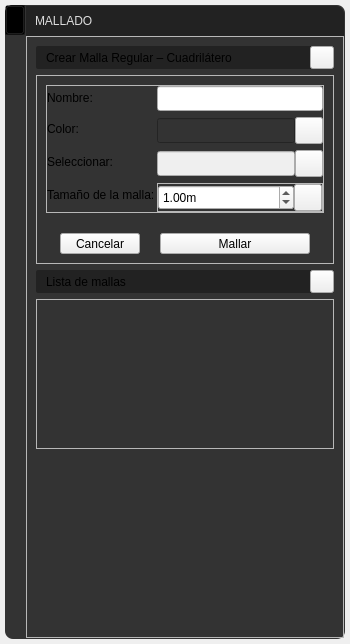
Above: UI/widget_draw_menu_mesh.ui from edwinar13/MPM-UN before the change. Below: the same form after it.
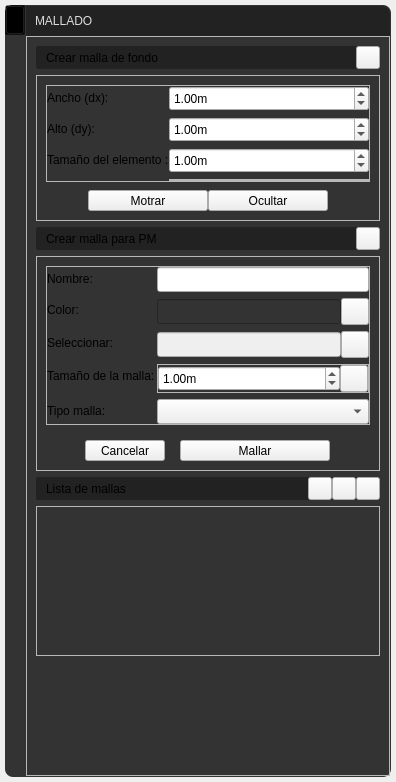
That is the form after the change. Icons and pictures are not drawn.

Commit message: v0.9.0 se agrega la funcionalidad de malla cuadrilátera, para puntos materiales y para la malla de fondo, se agrega funcionalidades para ocultar o mostrar los ítems, mallas y PM, también sus etiquetas, se agrega funcionalidad para cambiar el tamaño de los PM

The edit to the form file:
```diff
--- a/UI/widget_draw_menu_mesh.ui
+++ b/UI/widget_draw_menu_mesh.ui
@@ -7,7 +7,7 @@
     <x>0</x>
     <y>0</y>
     <width>350</width>
-    <height>644</height>
+    <height>782</height>
    </rect>
   </property>
   <property name="sizePolicy">
@@ -107,6 +107,7 @@
 font: 700 9pt &quot;Ubuntu&quot;;
 color: #DDDDDD;
 }
+QFrame#frame_meshSubTitle0,
 QFrame#frame_meshSubTitle1,
 QFrame#frame_meshSubTitle2,
 QFrame#frame_meshSubTitle3{
@@ -402,6 +403,61 @@
 
 
 
+/* 
+Azules #36C9C6 #00BDB9 #77ACA2
+rojos #910D3F #C70039 #F94646
+naranjas #D34E24 #F28123 #F7F052
+*/
+/*******************************************/
+QToolButton[QToolButtonStyle=&quot;5&quot;],
+QToolButton[QToolButtonStyle=&quot;6&quot;],
+QToolButton[QToolButtonStyle=&quot;7&quot;],
+QToolButton[QToolButtonStyle=&quot;8&quot;] {
+    font: 500 10pt &quot;Ubuntu&quot;;    
+    padding: 4px 20px;
+	border: 2px solid #C8CC8E;
+    
+}
+
+QToolButton[QToolButtonStyle=&quot;5&quot;] {
+    background-color: transparent;    
+	border-top-left-radius: 10px;
+	border-top-right-radius: 0px;
+	border-bottom-right-radius: 0px;
+	border-bottom-left-radius: 10px;
+	color: #DDDDDD;
+}
+
+QToolButton[QToolButtonStyle=&quot;6&quot;] {
+    background-color: #C8CC8E;
+	border-top-left-radius: 10px;
+	border-top-right-radius: 0px;
+	border-bottom-right-radius: 0px;
+	border-bottom-left-radius: 10px;
+	color: #222222;
+}
+
+QToolButton[QToolButtonStyle=&quot;7&quot;] {
+    background-color: transparent;
+	border-top-left-radius: 0px;
+	border-top-right-radius: 10px;
+	border-bottom-right-radius: 10px;
+	border-bottom-left-radius: 0px;
+	color: #DDDDDD;
+}
+
+QToolButton[QToolButtonStyle=&quot;8&quot;] {
+    background-color: #C8CC8E;
+	border-top-left-radius: 0px;
+	border-top-right-radius: 10px;
+	border-bottom-right-radius: 10px;
+	border-bottom-left-radius: 0px;
+	color: #222222;
+}
+
+
+
+
 /*◘◘◘◘◘◘◘◘◘◘◘◘◘◘◘◘◘◘           QLineEdit           ◘◘◘◘◘◘◘◘◘◘◘◘◘◘◘◘◘◘◘◘◘◘◘*/
 
 
@@ -484,6 +540,28 @@
 color: #DDDDDD;
 }
 
+
+
+
+/*◘◘◘◘◘◘◘◘◘◘◘◘◘◘◘◘◘◘           QComboBox            ◘◘◘◘◘◘◘◘◘◘◘◘◘◘◘◘◘◘◘◘◘◘◘*/
+QComboBox[QComboBoxStyle=&quot;1&quot;] {
+    border: none;
+    background-color: #444444;
+	color: #DDDDDD;
+    border-radius: 2px;
+    padding: 5px;
+	font:  9pt &quot;Ubuntu&quot;;
+    selection-background-color: #808080;
+}
+QComboBox[QComboBoxStyle=&quot;1&quot;] QAbstractItemView {
+    border: none;
+    background-color: #404040;
+    color: white;
+    selection-background-color: #808080;
+    font: 700 9pt &quot;Ubuntu&quot;;
+}
+
+
 </string>
   </property>
   <layout class="QHBoxLayout" name="horizontalLayout_6">
@@ -765,6 +843,371 @@
             <enum>QFrame::Raised</enum>
            </property>
            <layout class="QVBoxLayout" name="verticalLayout_5">
+            <item>
+             <widget class="QFrame" name="frame_meshSubTitle0">
+              <property name="frameShape">
+               <enum>QFrame::StyledPanel</enum>
+              </property>
+              <property name="frameShadow">
+               <enum>QFrame::Raised</enum>
+              </property>
+              <layout class="QHBoxLayout" name="horizontalLayout_16">
+               <property name="spacing">
+                <number>0</number>
+               </property>
+               <property name="leftMargin">
+                <number>10</number>
+               </property>
+               <property name="topMargin">
+                <number>0</number>
+               </property>
+               <property name="rightMargin">
+                <number>0</number>
+               </property>
+               <property name="bottomMargin">
+                <number>0</number>
+               </property>
+               <item>
+                <widget class="QLabel" name="label_cardMeshSubTitle0">
+                 <property name="minimumSize">
+                  <size>
+                   <width>262</width>
+                   <height>0</height>
+                  </size>
+                 </property>
+                 <property name="text">
+                  <string>Crear malla de fondo</string>
+                 </property>
+                 <property name="QLabelStyle" stdset="0">
+                  <number>2</number>
+                 </property>
+                </widget>
+               </item>
+               <item>
+                <widget class="QToolButton" name="toolButton_cardMeshSubTitle0">
+                 <property name="text">
+                  <string/>
+                 </property>
+                 <property name="icon">
+                  <iconset>
+                   <normaloff>../recursos/iconos/iconos_menu_draw_data/minimize.svg</normaloff>../recursos/iconos/iconos_menu_draw_data/minimize.svg</iconset>
+                 </property>
+                 <property name="arrowType">
+                  <enum>Qt::NoArrow</enum>
+                 </property>
+                 <property name="QToolButtonSubTitleStyle" stdset="0">
+                  <number>1</number>
+                 </property>
+                </widget>
+               </item>
+              </layout>
+             </widget>
+            </item>
+            <item>
+             <widget class="QFrame" name="frame_mesh2_2">
+              <property name="sizePolicy">
+               <sizepolicy hsizetype="Preferred" vsizetype="Preferred">
+                <horstretch>0</horstretch>
+                <verstretch>0</verstretch>
+               </sizepolicy>
+              </property>
+              <property name="frameShape">
+               <enum>QFrame::StyledPanel</enum>
+              </property>
+              <property name="frameShadow">
+               <enum>QFrame::Raised</enum>
+              </property>
+              <layout class="QVBoxLayout" name="verticalLayout_7">
+               <property name="spacing">
+                <number>8</number>
+               </property>
+               <item>
+                <widget class="QFrame" name="frame_4">
+                 <property name="styleSheet">
+                  <string notr="true"/>
+                 </property>
+                 <property name="frameShape">
+                  <enum>QFrame::StyledPanel</enum>
+                 </property>
+                 <property name="frameShadow">
+                  <enum>QFrame::Raised</enum>
+                 </property>
+                 <layout class="QFormLayout" name="formLayout_4">
+                  <property name="horizontalSpacing">
+                   <number>0</number>
+                  </property>
+                  <property name="verticalSpacing">
+                   <number>6</number>
+                  </property>
+                  <property name="leftMargin">
+                   <number>0</number>
+                  </property>
+                  <property name="topMargin">
+                   <number>0</number>
+                  </property>
+                  <property name="rightMargin">
+                   <number>0</number>
+                  </property>
+                  <property name="bottomMargin">
+                   <number>0</number>
+                  </property>
+                  <item row="0" column="0">
+                   <widget class="QLabel" name="label_textMesh1_2">
+                    <property name="minimumSize">
+                     <size>
+                      <width>110</width>
+                      <height>0</height>
+                     </size>
+                    </property>
+                    <property name="text">
+                     <string>Ancho (dx):</string>
+                    </property>
+                    <property name="QLabelStyle" stdset="0">
+                     <number>3</number>
+                    </property>
+                   </widget>
+                  </item>
+                  <item row="0" column="1">
+                   <widget class="QDoubleSpinBox" name="doubleSpinBoxl_textMeshDx">
+                    <property name="enabled">
+                     <bool>true</bool>
+                    </property>
+                    <property name="minimumSize">
+                     <size>
+                      <width>120</width>
+                      <height>25</height>
+                     </size>
+                    </property>
+                    <property name="suffix">
+                     <string>m</string>
+                    </property>
+                    <property name="decimals">
+                     <number>2</number>
+                    </property>
+                    <property name="minimum">
+                     <double>0.010000000000000</double>
+                    </property>
+                    <property name="singleStep">
+                     <double>0.010000000000000</double>
+                    </property>
+                    <property name="value">
+                     <double>1.000000000000000</double>
+                    </property>
+                    <property name="QDoubleSpinBoxStyle" stdset="0">
+                     <number>1</number>
+                    </property>
+                   </widget>
+                  </item>
+                  <item row="1" column="0">
+                   <widget class="QLabel" name="label_textMesh2_2">
+                    <property name="minimumSize">
+                     <size>
+                      <width>110</width>
+                      <height>0</height>
+                     </size>
+                    </property>
+                    <property name="text">
+                     <string>Alto (dy):</string>
+                    </property>
+                    <property name="QLabelStyle" stdset="0">
+                     <number>3</number>
+                    </property>
+                   </widget>
+                  </item>
+                  <item row="1" column="1">
+                   <widget class="QDoubleSpinBox" name="doubleSpinBoxl_textMeshDy">
+                    <property name="enabled">
+                     <bool>true</bool>
+                    </property>
+                    <property name="minimumSize">
+                     <size>
+                      <width>120</width>
+                      <height>25</height>
+                     </size>
+                    </property>
+                    <property name="suffix">
+                     <string>m</string>
+                    </property>
+                    <property name="decimals">
+                     <number>2</number>
+                    </property>
+                    <property name="minimum">
+                     <double>0.010000000000000</double>
+                    </property>
+                    <property name="singleStep">
+                     <double>0.010000000000000</double>
+                    </property>
+                    <property name="value">
+                     <double>1.000000000000000</double>
+                    </property>
+                    <property name="QDoubleSpinBoxStyle" stdset="0">
+                     <number>1</number>
+                    </property>
+                   </widget>
+                  </item>
+                  <item row="2" column="0">
+                   <widget class="QLabel" name="label_textMesh2_3">
+                    <property name="minimumSize">
+                     <size>
+                      <width>110</width>
+                      <height>0</height>
+                     </size>
+                    </property>
+                    <property name="text">
+                     <string>Tamaño del elemento :</string>
+                    </property>
+                    <property name="QLabelStyle" stdset="0">
+                     <number>3</number>
+                    </property>
+                   </widget>
+                  </item>
+                  <item row="2" column="1">
+                   <widget class="QDoubleSpinBox" name="doubleSpinBoxl_textMeshSize_2">
+                    <property name="enabled">
+                     <bool>true</bool>
+                    </property>
+                    <property name="minimumSize">
+                     <size>
+                      <width>120</width>
+                      <height>25</height>
+                     </size>
+                    </property>
+                    <property name="suffix">
+                     <string>m</string>
+                    </property>
+                    <property name="decimals">
+                     <number>2</number>
+                    </property>
+                    <property name="minimum">
+                     <double>0.010000000000000</double>
+                    </property>
+                    <property name="singleStep">
+                     <double>0.010000000000000</double>
+                    </property>
+                    <property name="value">
+                     <double>1.000000000000000</double>
+                    </property>
+                    <property name="QDoubleSpinBoxStyle" stdset="0">
+                     <number>1</number>
+                    </property>
+                   </widget>
+                  </item>
+                  <item row="3" column="1">
+                   <widget class="QFrame" name="frame_2">
+                    <property name="sizePolicy">
+                     <sizepolicy hsizetype="Preferred" vsizetype="Preferred">
+                      <horstretch>0</horstretch>
+                      <verstretch>0</verstretch>
+                     </sizepolicy>
+                    </property>
+                    <property name="frameShape">
+                     <enum>QFrame::StyledPanel</enum>
+                    </property>
+                    <property name="frameShadow">
+                     <enum>QFrame::Raised</enum>
+                    </property>
+                    <layout class="QHBoxLayout" name="horizontalLayout_17">
+                     <property name="spacing">
+                      <number>0</number>
+                     </property>
+                     <property name="leftMargin">
+                      <number>0</number>
+                     </property>
+                     <property name="topMargin">
+                      <number>0</number>
+                     </property>
+                     <property name="rightMargin">
+                      <number>0</number>
+                     </property>
+                     <property name="bottomMargin">
+                      <number>0</number>
+                     </property>
+                    </layout>
+                   </widget>
+                  </item>
+                 </layout>
+                </widget>
+               </item>
+               <item>
+                <layout class="QHBoxLayout" name="horizontalLayout_18">
+                 <property name="spacing">
+                  <number>0</number>
+                 </property>
+                 <item>
+                  <spacer name="horizontalSpacer_7">
+                   <property name="orientation">
+                    <enum>Qt::Horizontal</enum>
+                   </property>
+                   <property name="sizeHint" stdset="0">
+                    <size>
+                     <width>40</width>
+                     <height>20</height>
+                    </size>
+                   </property>
+                  </spacer>
+                 </item>
+                 <item>
+                  <widget class="QToolButton" name="toolButton_meshShow">
+                   <property name="minimumSize">
+                    <size>
+                     <width>120</width>
+                     <height>0</height>
+                    </size>
+                   </property>
+                   <property name="maximumSize">
+                    <size>
+                     <width>150</width>
+                     <height>16777215</height>
+                    </size>
+                   </property>
+                   <property name="text">
+                    <string>Motrar</string>
+                   </property>
+                   <property name="QToolButtonStyle" stdset="0">
+                    <number>5</number>
+                   </property>
+                  </widget>
+                 </item>
+                 <item>
+                  <widget class="QToolButton" name="toolButton_meshHide">
+                   <property name="minimumSize">
+                    <size>
+                     <width>120</width>
+                     <height>0</height>
+                    </size>
+                   </property>
+                   <property name="maximumSize">
+                    <size>
+                     <width>150</width>
+                     <height>16777215</height>
+                    </size>
+                   </property>
+                   <property name="text">
+                    <string>Ocultar</string>
+                   </property>
+                   <property name="QToolButtonStyle" stdset="0">
+                    <number>8</number>
+                   </property>
+                  </widget>
+                 </item>
+                 <item>
+                  <spacer name="horizontalSpacer_8">
+                   <property name="orientation">
+                    <enum>Qt::Horizontal</enum>
+                   </property>
+                   <property name="sizeHint" stdset="0">
+                    <size>
+                     <width>40</width>
+                     <height>20</height>
+                    </size>
+                   </property>
+                  </spacer>
+                 </item>
+                </layout>
+               </item>
+              </layout>
+             </widget>
+            </item>
             <item>
              <widget class="QFrame" name="frame_meshSubTitle1">
               <property name="frameShape">
@@ -798,7 +1241,7 @@
                   </size>
                  </property>
                  <property name="text">
-                  <string>Crear Malla Regular – Cuadrilátero</string>
+                  <string>Crear malla para PM</string>
                  </property>
                  <property name="QLabelStyle" stdset="0">
                   <number>2</number>
@@ -841,7 +1284,7 @@
               </property>
               <layout class="QVBoxLayout" name="verticalLayout_6">
                <property name="spacing">
-                <number>20</number>
+                <number>15</number>
                </property>
                <item>
                 <widget class="QFrame" name="frame_3">
@@ -1358,6 +1801,35 @@
                     </item>
                    </layout>
                   </item>
+                  <item row="4" column="0">
+                   <widget class="QLabel" name="label_textMesh5">
+                    <property name="minimumSize">
+                     <size>
+                      <width>110</width>
+                      <height>0</height>
+                     </size>
+                    </property>
+                    <property name="text">
+                     <string>Tipo malla:</string>
+                    </property>
+                    <property name="QLabelStyle" stdset="0">
+                     <number>3</number>
+                    </property>
+                   </widget>
+                  </item>
+                  <item row="4" column="1">
+                   <widget class="QComboBox" name="comboBox_MeshType">
+                    <property name="minimumSize">
+                     <size>
+                      <width>0</width>
+                      <height>25</height>
+                     </size>
+                    </property>
+                    <property name="QComboBoxStyle" stdset="0">
+                     <number>1</number>
+                    </property>
+                   </widget>
+                  </item>
                  </layout>
                 </widget>
                </item>
@@ -1478,6 +1950,40 @@
                  </property>
                 </widget>
                </item>
+               <item>
+                <widget class="QToolButton" name="toolButton_showHideLabel">
+                 <property name="text">
+                  <string/>
+                 </property>
+                 <property name="icon">
+                  <iconset>
+                   <normaloff>../recursos/iconos/iconos_menu_draw_mesh/label_not.svg</normaloff>../recursos/iconos/iconos_menu_draw_mesh/label_not.svg</iconset>
+                 </property>
+                 <property name="arrowType">
+                  <enum>Qt::NoArrow</enum>
+                 </property>
+                 <property name="QToolButtonSubTitleStyle" stdset="0">
+                  <number>1</number>
+                 </property>
+                </widget>
+               </item>
+               <item>
+                <widget class="QToolButton" name="toolButton_showHideMesh">
+                 <property name="text">
+                  <string/>
+                 </property>
+                 <property name="icon">
+                  <iconset>
+                   <normaloff>../recursos/iconos/iconos_menu_draw_mesh/view_draw.svg</normaloff>../recursos/iconos/iconos_menu_draw_mesh/view_draw.svg</iconset>
+                 </property>
+                 <property name="arrowType">
+                  <enum>Qt::NoArrow</enum>
+                 </property>
+                 <property name="QToolButtonSubTitleStyle" stdset="0">
+                  <number>1</number>
+                 </property>
+                </widget>
+               </item>
                <item>
                 <widget class="QToolButton" name="toolButton_cardMeshSubTitle2">
                  <property name="text">
```
The commit also changes 77 other files.
